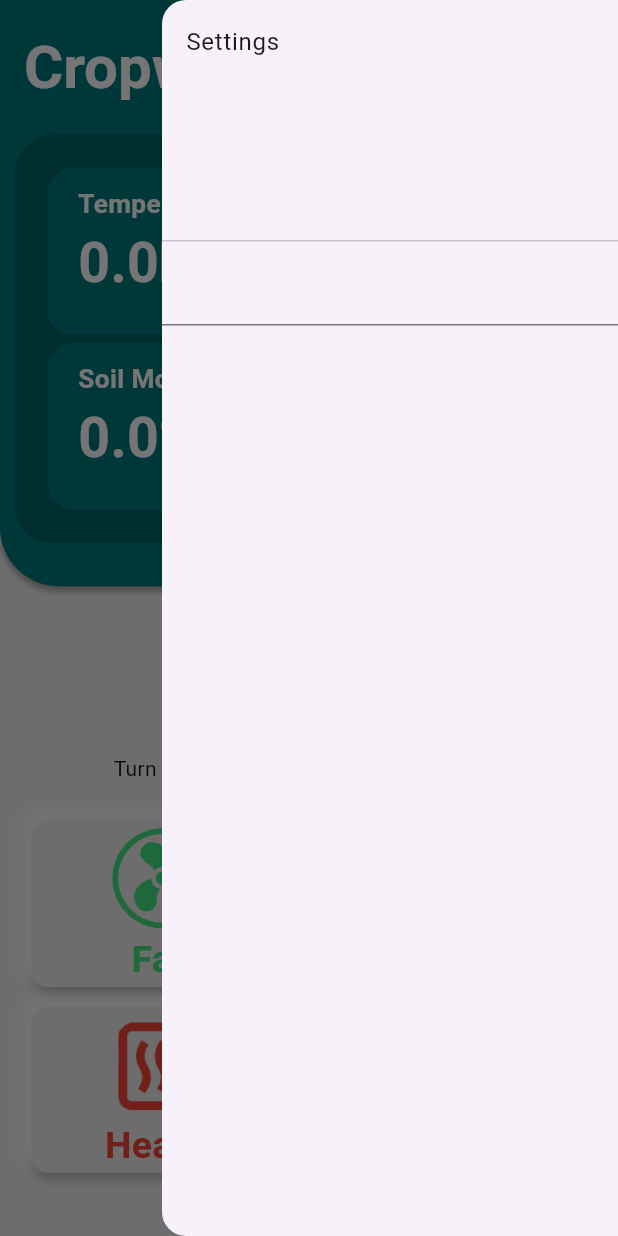
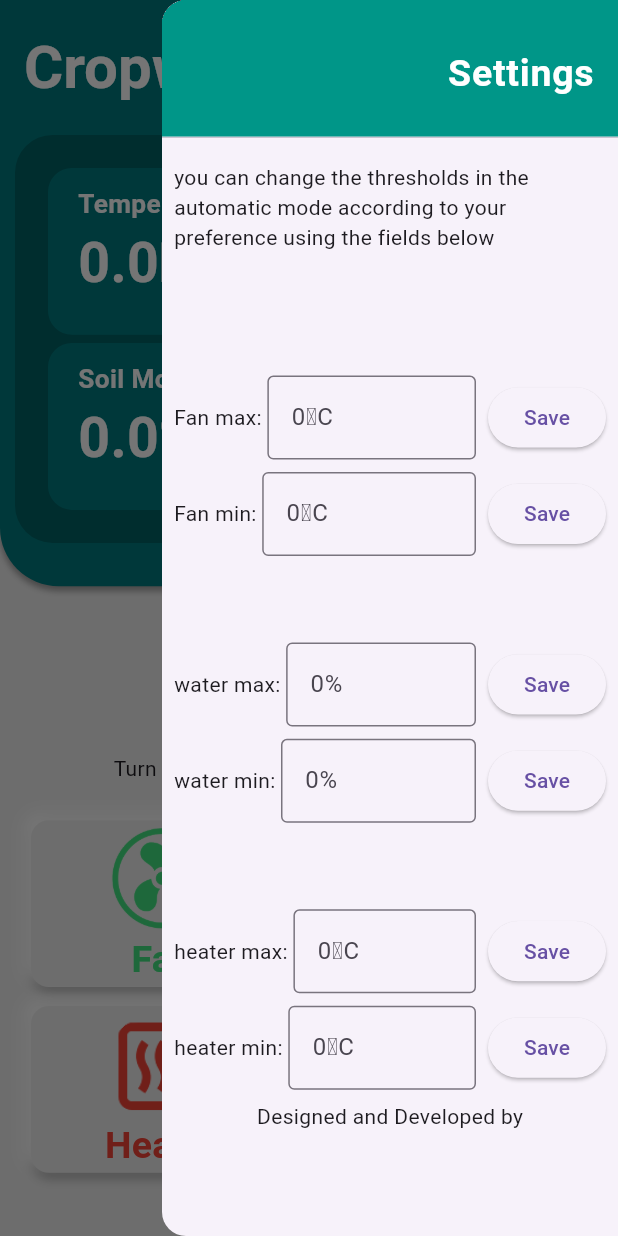
Before and after one commit to AshaanG/cropwatch, a Flutter app: the screen it shows after launch, after a tap on "Manual", after a tap on the "settings" icon, on a phone screen of 412 x 824 dp. Run offline on Flutter 3.47's test engine with Material 3 defaults, Android fonts, the phone set to English and light mode, and no system bars; drawn by our look-alikes of flutter_switch; our stand-ins replace firebase_core, firebase_database, syncfusion_flutter_charts; accounts and stored records are empty.

Commit message:
threshold feature added, manual button modified to stay in sync with the String mode in firebase

```diff
--- a/lib/custom_widgets/sensor_chart.dart
+++ b/lib/custom_widgets/sensor_chart.dart
@@ -1,8 +1,8 @@
 import 'package:firebase_database/firebase_database.dart';
 import 'package:flutter/material.dart';
 import 'package:syncfusion_flutter_charts/charts.dart';
-import 'dart:async';
-import 'package:intl/intl.dart';
+
+
 
 class SensorChart extends StatefulWidget {
   final String sensorType; // e.g. "temperature", "humidity"
@@ -27,7 +27,7 @@ class _SensorChartState extends State<SensorChart> {
 
   void _loadData() {
     final ref = FirebaseDatabase.instance.ref(
-      "sensor_reading/${widget.sensorType}",
+      "sensor_logging/${widget.sensorType}",
     );
     ref.onValue.listen((event) {
       final Map<dynamic, dynamic>? values = event.snapshot.value as Map?;
@@ -50,7 +50,7 @@ class _SensorChartState extends State<SensorChart> {
             final val = e.value as Map;
             return SensorData(
               value: (val["value"] as num).toDouble(),
-              timestamp: DateTime.fromMillisecondsSinceEpoch((val["timestamp"] as int) * 1000)
+              timestamp: DateTime.fromMillisecondsSinceEpoch((val["timestamp"] as int) * 1000).add(offset)
             );
           })
           .where((d) => d.timestamp.isAfter(cutoffDate))
--- /dev/null
+++ b/lib/custom_widgets/threshold_textfield.dart
@@ -0,0 +1,60 @@
+import 'package:flutter/material.dart';
+import 'package:firebase_database/firebase_database.dart';
+
+class ThresholdTextfield extends StatefulWidget {
+  final String label;
+  final String unit;
+  final String end;
+  final TextEditingController mycontroller;
+
+  const ThresholdTextfield({
+    super.key,
+    required this.label,
+    required this.unit,
+    required this.end,
+    required this.mycontroller
+  });
+
+  @override
+  State<ThresholdTextfield> createState() => _MyWidgetState();
+}
+
+
+
+class _MyWidgetState extends State<ThresholdTextfield> {
+  @override
+  Widget build(BuildContext context) {
+    final String label = widget.label;
+    final String unit = widget.unit;
+    final String end = widget.end;
+    num current = 0;
+    return Row(
+      children: [
+        Text("$label $end: "),
+
+        Expanded(
+          child: TextField(
+            controller: widget.mycontroller,
+            decoration: InputDecoration(
+              border: OutlineInputBorder(),
+              hintText: "$current$unit",
+            ),
+            keyboardType: TextInputType.number,
+          ),
+        ),
+        SizedBox(width: 8),
+        ElevatedButton(
+          onPressed: () {
+            final value = num.tryParse(widget.mycontroller.text);
+            if (value != null) {
+              current = value;
+              FirebaseDatabase.instance.ref("threshold/$label/$end").set(value);
+              widget.mycontroller.clear();
+            }
+          },
+          child: Text("Save"),
+        ),
+      ],
+    );
+  }
+}
--- a/lib/main.dart
+++ b/lib/main.dart
@@ -1,7 +1,6 @@
 import 'package:untitled/pages/first_page.dart';
 import 'package:untitled/pages/second_page.dart';
 import 'package:firebase_core/firebase_core.dart';
-
 import 'package:flutter/material.dart';
 
 void main() async {
--- a/lib/pages/first_page.dart
+++ b/lib/pages/first_page.dart
@@ -1,10 +1,11 @@
 import 'package:flutter/material.dart';
 import 'package:firebase_database/firebase_database.dart';
-import 'package:firebase_core/firebase_core.dart';
-import 'package:firebase_analytics/firebase_analytics.dart';
+
+
 import 'package:untitled/custom_widgets/actuator_button.dart';
 import 'package:untitled/custom_widgets/weatherbox.dart';
 import 'package:flutter_switch/flutter_switch.dart';
+import 'package:untitled/custom_widgets/threshold_textfield.dart';
 
 class FirstPage extends StatefulWidget {
   const FirstPage({super.key});
@@ -14,6 +15,8 @@ class FirstPage extends StatefulWidget {
 }
 
 class _FirstPageState extends State<FirstPage> {
+
+
   bool _fanIsPressed = false;
   bool _pumpIsPressed = false;
   bool _heaterIsPressed = false;
@@ -30,11 +33,8 @@ class _FirstPageState extends State<FirstPage> {
   final waterRef = FirebaseDatabase.instance.ref("control/water");
   final heaterRef = FirebaseDatabase.instance.ref("control/heater");
 
-  final modeRef = FirebaseDatabase.instance.ref("control/manual_mode");
+  final modeRef = FirebaseDatabase.instance.ref("mode");
 
-  final fantreshRef = FirebaseDatabase.instance.ref("threshold/fan");
-  final watertreshRef = FirebaseDatabase.instance.ref("threshold/fan");
-  final heatertreshRef = FirebaseDatabase.instance.ref("threshold/fan");
 
   TextEditingController mycontroller = TextEditingController();
 
@@ -165,10 +165,14 @@ class _FirstPageState extends State<FirstPage> {
       final DataSnapshot s = event.snapshot;
       if (!s.exists) return;
 
-      final bool modeState = s.value as bool;
+      final String modeState = s.value.toString();
 
       setState(() {
-        isManual = modeState;
+        if (modeState == "manual") {
+          isManual = true;
+        } else if(modeState == "automatic"){
+          isManual = false; // for "automatic" or anything else
+        }
       });
     });
   }
@@ -179,9 +183,87 @@ class _FirstPageState extends State<FirstPage> {
       backgroundColor: Colors.grey[200],
       endDrawer: Drawer(
         child: ListView(
+          padding: EdgeInsets.zero,
           children: [
-            DrawerHeader(child: Text("Settings")),
-            TextField(controller: mycontroller),
+            SizedBox(
+              height: 100,
+              child: DrawerHeader(
+                decoration: BoxDecoration(color: Colors.teal),
+                child: Align(
+                  alignment: Alignment.centerRight,
+                  child: Text(
+                    'Settings',
+                    style: TextStyle(
+                      color: Colors.white,
+                      fontSize: 25,
+                      fontWeight: FontWeight.bold,
+                    ),
+                  ),
+                ),
+              ),
+            ),
+            Padding(
+              padding: const EdgeInsets.all(8.0),
+              child: Align(
+                alignment: Alignment.center,
+                child: Column(
+                  children: [
+                    Align(
+                      alignment: Alignment.center,
+                      child: Text(
+                        "you can change the thresholds in the automatic mode according to your preference using the fields below",
+                      ),
+                    ),
+                    SizedBox(height: MediaQuery.of(context).size.height * 0.1),
+                    ThresholdTextfield(
+                      label: "Fan",
+                      unit: "⁰C",
+                      end: "max",
+                      mycontroller: TextEditingController(),
+                    ),
+                    SizedBox(height: MediaQuery.of(context).size.height * 0.01),
+                    ThresholdTextfield(
+                      label: "Fan",
+                      unit: "⁰C",
+                      end: "min",
+                      mycontroller: TextEditingController(),
+                    ),
+                    SizedBox(height: MediaQuery.of(context).size.height * 0.07),
+                    ThresholdTextfield(
+                      label: "water",
+                      unit: "%",
+                      end: "max",
+                      mycontroller: TextEditingController(),
+                    ),
+                    SizedBox(height: MediaQuery.of(context).size.height * 0.01),
+                    ThresholdTextfield(
+                      label: "water",
+                      unit: "%",
+                      end: "min",
+                      mycontroller: TextEditingController(),
+                    ),
+                    SizedBox(height: MediaQuery.of(context).size.height * 0.07),
+                    ThresholdTextfield(
+                      label: "heater",
+                      unit: "⁰C",
+                      end: "max",
+                      mycontroller: mycontroller,
+                    ),
+                    SizedBox(height: MediaQuery.of(context).size.height * 0.01),
+                    ThresholdTextfield(
+                      label: "heater",
+                      unit: "⁰C",
+                      end: "min",
+                      mycontroller: mycontroller,
+                    ),
+                  ],
+                ),
+              ),
+            ),
+            Column(
+              mainAxisAlignment: MainAxisAlignment.end,
+              children: [Text("Designed and Developed by")],
+            ),
           ],
         ),
       ),
@@ -321,7 +403,7 @@ class _FirstPageState extends State<FirstPage> {
           SizedBox(height: MediaQuery.of(context).size.height * 0.02),
 
           Container(
-            // manual button
+            // ***manual button***
             decoration: BoxDecoration(
               borderRadius: BorderRadius.circular(45),
               boxShadow: [
@@ -349,7 +431,11 @@ class _FirstPageState extends State<FirstPage> {
               onToggle: (val) {
                 setState(() {
                   isManual = val;
-                  modeRef.set(isManual);
+                  if (isManual) {
+                    modeRef.set("manual");
+                  } else {
+                    modeRef.set("automatic");
+                  }
                 });
               },
             ),
```
Also changed, not shown: 1 other file.
